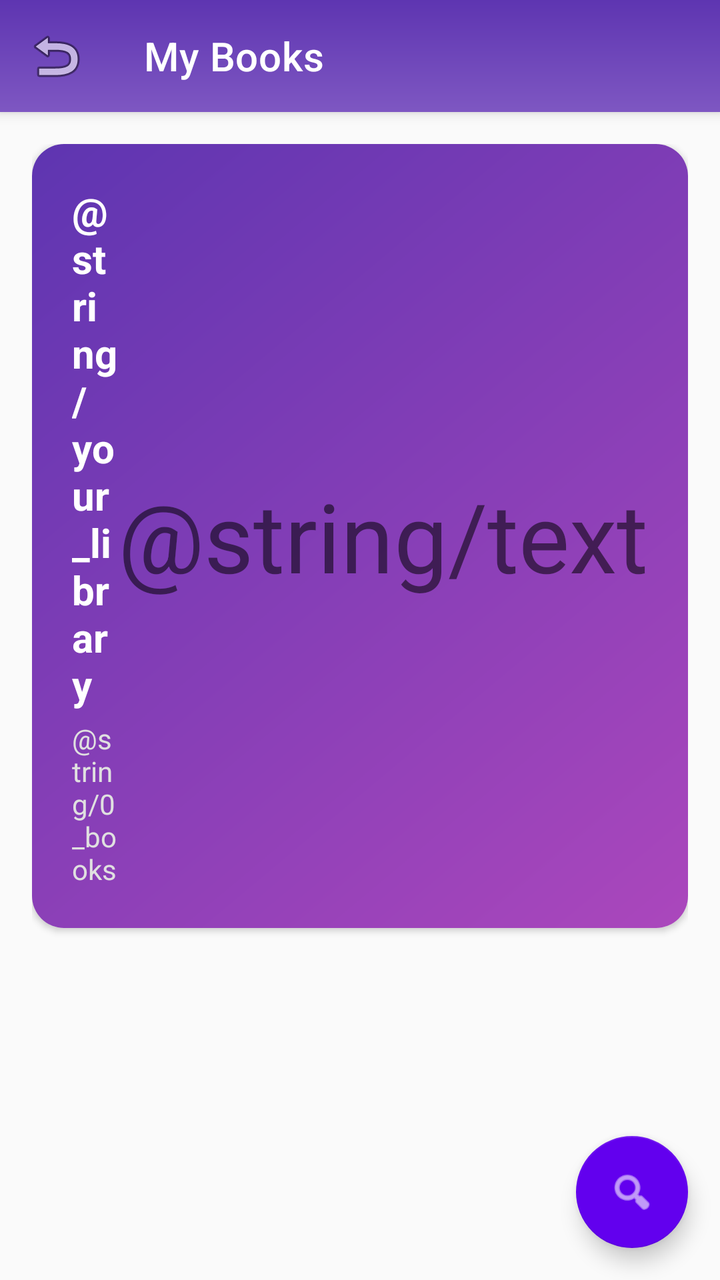
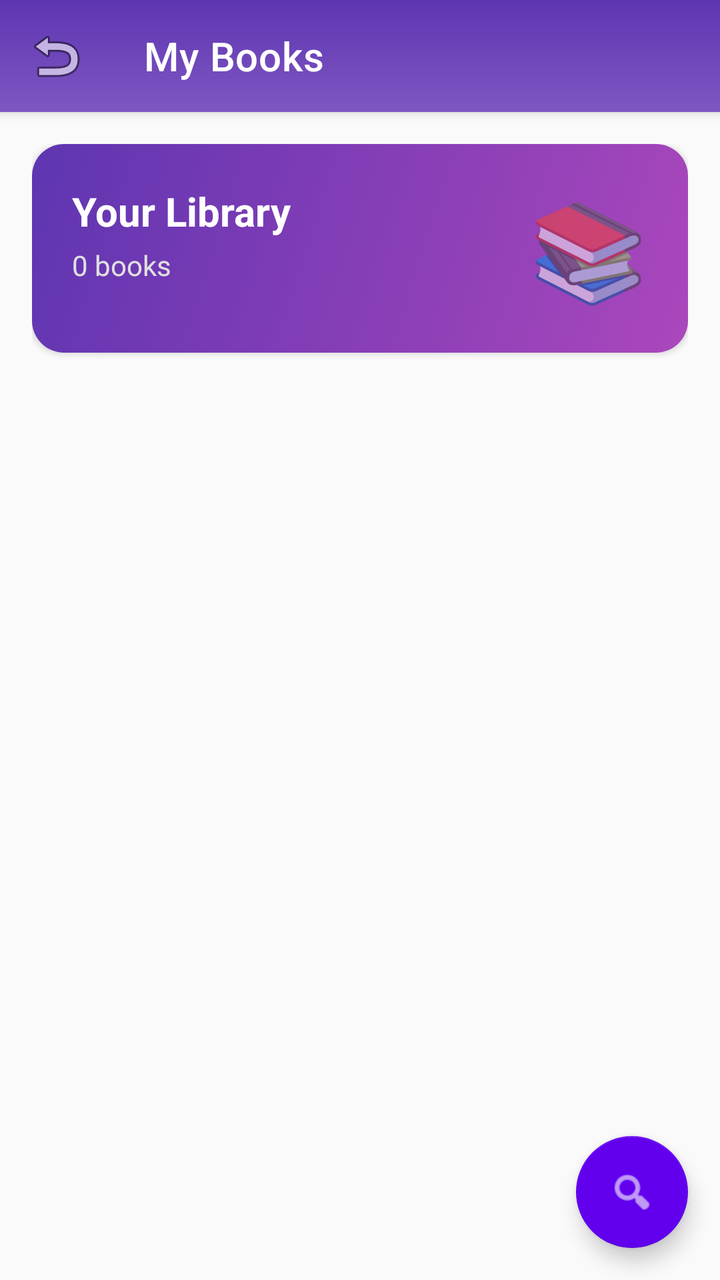

Two renders of the same Android screen: before a commit and after it. Below are the layout's source before the change and the commit's diff.
<!-- AndroidManifest.xml: application theme Theme.MyApplication -->
<!-- res/layout/activity_book_list.xml -->
<?xml version='1.0' encoding='utf-8'?>
<androidx.coordinatorlayout.widget.CoordinatorLayout xmlns:android="http://schemas.android.com/apk/res/android" xmlns:app="http://schemas.android.com/apk/res-auto" xmlns:tools="http://schemas.android.com/tools" android:layout_width="match_parent" android:layout_height="match_parent" android:background="#FAFAFA">

    
    <com.google.android.material.appbar.AppBarLayout android:layout_width="match_parent" android:layout_height="wrap_content" android:theme="@style/ThemeOverlay.AppCompat.Dark.ActionBar">

        <com.google.android.material.appbar.MaterialToolbar android:id="@+id/toolbar" android:layout_width="match_parent" android:layout_height="?attr/actionBarSize" android:background="@drawable/toolbar_gradient" app:title="My Books" app:titleTextColor="@android:color/white" app:navigationIcon="@android:drawable/ic_menu_revert" />

    </com.google.android.material.appbar.AppBarLayout>

    
    <androidx.core.widget.NestedScrollView android:layout_width="match_parent" android:layout_height="match_parent" app:layout_behavior="@string/appbar_scrolling_view_behavior">

        <LinearLayout android:layout_width="match_parent" android:layout_height="wrap_content" android:orientation="vertical" android:padding="16dp">

            
            <com.google.android.material.card.MaterialCardView android:layout_width="match_parent" android:layout_height="wrap_content" android:layout_marginBottom="16dp" app:cardCornerRadius="16dp" app:cardElevation="2dp">

                <LinearLayout android:layout_width="match_parent" android:layout_height="wrap_content" android:background="@drawable/card_gradient" android:orientation="vertical" android:padding="20dp">

                    <LinearLayout android:layout_width="match_parent" android:layout_height="wrap_content" android:orientation="horizontal">

                        <LinearLayout android:layout_width="0dp" android:layout_height="wrap_content" android:layout_weight="1" android:orientation="vertical">

                            <TextView android:layout_width="wrap_content" android:layout_height="wrap_content" android:text="@string/your_library" android:textColor="@android:color/white" android:textSize="20sp" android:textStyle="bold" />

                            <TextView android:id="@+id/tvBookCount" android:layout_width="wrap_content" android:layout_height="wrap_content" android:layout_marginTop="4dp" android:text="@string/0_books" android:textColor="#E0E0E0" android:textSize="14sp" />

                        </LinearLayout>

                        <TextView android:layout_width="wrap_content" android:layout_height="wrap_content" android:layout_gravity="center_vertical" android:text="@string/text" android:textSize="48sp" />

                    </LinearLayout>

                </LinearLayout>

            </com.google.android.material.card.MaterialCardView>

            
            <androidx.recyclerview.widget.RecyclerView android:id="@+id/recyclerViewBooks" android:layout_width="match_parent" android:layout_height="wrap_content" android:clipToPadding="false" android:nestedScrollingEnabled="false" tools:listitem="@layout/list_book_item" />

            
            <LinearLayout android:id="@+id/emptyStateLayout" android:layout_width="match_parent" android:layout_height="wrap_content" android:layout_marginTop="48dp" android:gravity="center" android:orientation="vertical" android:padding="32dp" android:visibility="gone">

                <com.google.android.material.card.MaterialCardView android:layout_width="120dp" android:layout_height="120dp" app:cardBackgroundColor="#E3F2FD" app:cardCornerRadius="60dp" app:cardElevation="0dp">

                    <TextView android:layout_width="match_parent" android:layout_height="match_parent" android:gravity="center" android:text="@string/text_1" android:textSize="64sp" />

                </com.google.android.material.card.MaterialCardView>

                <TextView android:id="@+id/tvEmptyState" android:layout_width="wrap_content" android:layout_height="wrap_content" android:layout_marginTop="24dp" android:text="@string/no_books_yet" android:textColor="#212121" android:textSize="20sp" android:textStyle="bold" />

                <TextView android:layout_width="wrap_content" android:layout_height="wrap_content" android:layout_marginTop="8dp" android:gravity="center" android:text="@string/start_adding_books_to_build_yo" android:textColor="#757575" android:textSize="14sp" />

                <com.google.android.material.button.MaterialButton android:id="@+id/btnAddFirst" android:layout_width="wrap_content" android:layout_height="wrap_content" android:layout_marginTop="24dp" android:text="@string/menu_search" app:cornerRadius="20dp" app:icon="@android:drawable/ic_menu_search" style="@style/Widget.MaterialComponents.Button" />

            </LinearLayout>

        </LinearLayout>

    </androidx.core.widget.NestedScrollView>

    
    <com.google.android.material.floatingactionbutton.FloatingActionButton android:id="@+id/fab_search" android:layout_width="wrap_content" android:layout_height="wrap_content" android:layout_gravity="bottom|end" android:layout_margin="16dp" android:contentDescription="Search Books" app:backgroundTint="@color/purple_500" app:srcCompat="@android:drawable/ic_menu_search" app:tint="@android:color/white" />

</androidx.coordinatorlayout.widget.CoordinatorLayout>
<!-- res/layout/list_book_item.xml (included above) -->
<?xml version='1.0' encoding='utf-8'?>
<com.google.android.material.card.MaterialCardView xmlns:android="http://schemas.android.com/apk/res/android" xmlns:app="http://schemas.android.com/apk/res-auto" android:layout_width="match_parent" android:layout_height="wrap_content" android:layout_marginBottom="12dp" app:cardCornerRadius="16dp" app:cardElevation="2dp" app:strokeColor="#E0E0E0" app:strokeWidth="1dp">

    <LinearLayout android:layout_width="match_parent" android:layout_height="wrap_content" android:orientation="horizontal" android:padding="16dp">

        
        <com.google.android.material.card.MaterialCardView android:layout_width="80dp" android:layout_height="110dp" app:cardCornerRadius="12dp" app:cardElevation="4dp">

            <ImageView android:id="@+id/ivBookCover" android:layout_width="match_parent" android:layout_height="match_parent" android:contentDescription="Book Cover" android:scaleType="centerCrop" android:src="@drawable/ic_launcher_background" />

        </com.google.android.material.card.MaterialCardView>

        
        <LinearLayout android:layout_width="0dp" android:layout_height="wrap_content" android:layout_marginStart="16dp" android:layout_weight="1" android:orientation="vertical">

            <TextView android:id="@+id/tvBookTitle" android:layout_width="match_parent" android:layout_height="wrap_content" android:ellipsize="end" android:fontFamily="sans-serif-medium" android:maxLines="2" android:text="@string/book_title" android:textColor="#212121" android:textSize="16sp" android:textStyle="bold" />

            
            <LinearLayout android:layout_width="match_parent" android:layout_height="wrap_content" android:layout_marginTop="8dp" android:orientation="horizontal">

                <com.google.android.material.chip.Chip android:id="@+id/chipSize" android:layout_width="wrap_content" android:layout_height="wrap_content" android:layout_marginEnd="8dp" android:text="@string/0_mb" android:textSize="11sp" app:chipBackgroundColor="#E3F2FD" app:chipCornerRadius="8dp" app:chipIcon="@drawable/stat_sys_download" app:chipIconSize="14dp" app:chipIconTint="#2196F3" app:chipMinHeight="28dp" app:chipStrokeWidth="0dp" app:textEndPadding="8dp" app:textStartPadding="4dp" />

                <com.google.android.material.chip.Chip android:id="@+id/chipDate" android:layout_width="wrap_content" android:layout_height="wrap_content" android:text="@string/jan_1_2024" android:textSize="11sp" app:chipBackgroundColor="#F3E5F5" app:chipCornerRadius="8dp" app:chipIcon="@drawable/ic_menu_recent_history" app:chipIconSize="14dp" app:chipIconTint="#9C27B0" app:chipMinHeight="28dp" app:chipStrokeWidth="0dp" app:textEndPadding="8dp" app:textStartPadding="4dp" />

            </LinearLayout>

            
            <LinearLayout android:layout_width="match_parent" android:layout_height="wrap_content" android:layout_marginTop="12dp" android:orientation="horizontal">

                <com.google.android.material.button.MaterialButton android:id="@+id/btnOpenBook" android:layout_width="0dp" android:layout_height="40dp" android:layout_marginEnd="4dp" android:layout_weight="1" android:text="@string/read" android:textSize="13sp" app:cornerRadius="10dp" app:icon="@drawable/ic_book" app:iconSize="16dp" app:iconGravity="textStart" style="@style/Widget.MaterialComponents.Button.OutlinedButton" />

                <com.google.android.material.button.MaterialButton android:id="@+id/btnFavorite" android:layout_width="40dp" android:layout_height="40dp" android:layout_marginEnd="4dp" android:insetLeft="0dp" android:insetTop="0dp" android:insetRight="0dp" android:insetBottom="0dp" android:padding="0dp" app:cornerRadius="10dp" app:icon="@drawable/ic_favorite_border" app:iconGravity="textStart" app:iconPadding="0dp" app:iconSize="20dp" app:iconTint="@android:color/darker_gray" style="@style/Widget.MaterialComponents.Button.TextButton" />

                <com.google.android.material.button.MaterialButton android:id="@+id/btnDeleteBook" android:layout_width="40dp" android:layout_height="40dp" android:insetLeft="0dp" android:insetTop="0dp" android:insetRight="0dp" android:insetBottom="0dp" android:padding="0dp" app:cornerRadius="10dp" app:icon="@drawable/ic_delete" app:iconGravity="textStart" app:iconPadding="0dp" app:iconSize="20dp" app:iconTint="#F44336" style="@style/Widget.MaterialComponents.Button.TextButton" />

            </LinearLayout>

        </LinearLayout>

    </LinearLayout>

</com.google.android.material.card.MaterialCardView>
<!-- resources referenced by this layout -->
<resources>
  <color name="purple_500">#FF6200EE</color>
  <!-- drawable card_gradient (drawable) -->
  <?xml version="1.0" encoding="utf-8"?>
  <shape xmlns:android="http://schemas.android.com/apk/res/android"
      android:shape="rectangle">
      <gradient
          android:angle="135"
          android:endColor="@color/card_gradient_end"
          android:startColor="@color/card_gradient_start"
          android:type="linear" />
  </shape>
  <!-- drawable ic_book (drawable) -->
  <?xml version="1.0" encoding="utf-8"?>
  <vector xmlns:android="http://schemas.android.com/apk/res/android"
      android:width="24dp"
      android:height="24dp"
      android:viewportWidth="24"
      android:viewportHeight="24">
      <path
          android:fillColor="@color/icon_fill"
          android:pathData="M18,2H6c-1.1,0 -2,0.9 -2,2v16c0,1.1 0.9,2 2,2h12c1.1,0 2,-0.9 2,-2V4c0,-1.1 -0.9,-2 -2,-2zM6,4h5v8l-2.5,-1.5L6,12V4z"/>
  </vector>
  <!-- drawable ic_delete (drawable) -->
  <?xml version="1.0" encoding="utf-8"?>
  <vector xmlns:android="http://schemas.android.com/apk/res/android"
      android:width="24dp"
      android:height="24dp"
      android:viewportWidth="24"
      android:viewportHeight="24">
      <path
          android:fillColor="@color/icon_fill"
          android:pathData="M6,19c0,1.1 0.9,2 2,2h8c1.1,0 2,-0.9 2,-2V7H6v12zM19,4h-3.5l-1,-1h-5l-1,1H5v2h14V4z"/>
  </vector>
  <!-- drawable stat_sys_download (drawable) -->
  <?xml version="1.0" encoding="utf-8"?>
  <vector xmlns:android="http://schemas.android.com/apk/res/android"
      android:width="24dp"
      android:height="24dp"
      android:viewportWidth="24"
      android:viewportHeight="24">
      <path
          android:fillColor="@color/download_icon_fill"
          android:pathData="M19,9h-4V3H9v6H5l7,7 7,-7zM5,18v2h14v-2H5z"/>
  </vector>
  <!-- drawable toolbar_gradient (drawable) -->
  <?xml version="1.0" encoding="utf-8"?>
  <shape xmlns:android="http://schemas.android.com/apk/res/android"
      android:shape="rectangle">
      <gradient
          android:angle="90"
          android:endColor="@color/toolbar_end"
          android:startColor="@color/toolbar_start"
          android:type="linear" />
  </shape>
  <string name="0_books">0 books</string>
  <string name="0_mb">0 MB</string>
  <string name="book_title">Book Title</string>
  <string name="jan_1_2024">Jan 1, 2024</string>
  <string name="menu_search">Search Books</string>
  <string name="no_books_yet">No books yet</string>
  <string name="read">Read</string>
  <string name="start_adding_books_to_build_yo">Start adding books to build your library</string>
  <string name="text">📚</string>
  <string name="text_1">📖</string>
  <string name="your_library">Your Library</string>
  <style name="Theme.MyApplication" parent="Theme.MaterialComponents.Light.NoActionBar">
          
          <item name="colorPrimary">@color/purple_500</item>
          <item name="colorPrimaryVariant">@color/purple_700</item>
          <item name="colorOnPrimary">@color/white</item>
          
          <item name="colorSecondary">@color/teal_200</item>
          <item name="colorSecondaryVariant">@color/teal_700</item>
          <item name="colorOnSecondary">@color/black</item>
          
          <item name="android:statusBarColor">?attr/colorPrimaryVariant</item>
          
      </style>
  <color name="card_gradient_end">#5E35B1</color>
  <color name="card_gradient_start">#AB47BC</color>
  <color name="icon_fill">#000000</color>
  <color name="download_icon_fill">#000000</color>
  <color name="toolbar_end">#5E35B1</color>
  <color name="toolbar_start">#7E57C2</color>
  <color name="purple_700">#FF3700B3</color>
  <color name="white">#FFFFFFFF</color>
  <color name="teal_200">#FF03DAC5</color>
  <color name="teal_700">#FF018786</color>
  <color name="black">#FF000000</color>
  <!-- unchanged entries left out for length: 3 -->
</resources>

<!-- the commit's change to res/layout/activity_book_list.xml (unified diff, before → after) -->
@@ -24,7 +24,7 @@
 
                             <TextView android:layout_width="wrap_content" android:layout_height="wrap_content" android:text="@string/your_library" android:textColor="@android:color/white" android:textSize="20sp" android:textStyle="bold" />
 
-                            <TextView android:id="@+id/tvBookCount" android:layout_width="wrap_content" android:layout_height="wrap_content" android:layout_marginTop="4dp" android:text="@string/0_books" android:textColor="#E0E0E0" android:textSize="14sp" />
+                            <TextView android:id="@+id/tvBookCount" android:layout_width="wrap_content" android:layout_height="wrap_content" android:layout_marginTop="4dp" android:text="@string/a0_books" android:textColor="#E0E0E0" android:textSize="14sp" />
 
                         </LinearLayout>
 
@@ -85,7 +85,7 @@
             
             <LinearLayout android:layout_width="match_parent" android:layout_height="wrap_content" android:layout_marginTop="8dp" android:orientation="horizontal">
 
-                <com.google.android.material.chip.Chip android:id="@+id/chipSize" android:layout_width="wrap_content" android:layout_height="wrap_content" android:layout_marginEnd="8dp" android:text="@string/0_mb" android:textSize="11sp" app:chipBackgroundColor="#E3F2FD" app:chipCornerRadius="8dp" app:chipIcon="@drawable/stat_sys_download" app:chipIconSize="14dp" app:chipIconTint="#2196F3" app:chipMinHeight="28dp" app:chipStrokeWidth="0dp" app:textEndPadding="8dp" app:textStartPadding="4dp" />
+                <com.google.android.material.chip.Chip android:id="@+id/chipSize" android:layout_width="wrap_content" android:layout_height="wrap_content" android:layout_marginEnd="8dp" android:text="@string/a0_mb" android:textSize="11sp" app:chipBackgroundColor="#E3F2FD" app:chipCornerRadius="8dp" app:chipIcon="@drawable/stat_sys_download" app:chipIconSize="14dp" app:chipIconTint="#2196F3" app:chipMinHeight="28dp" app:chipStrokeWidth="0dp" app:textEndPadding="8dp" app:textStartPadding="4dp" />
 
                 <com.google.android.material.chip.Chip android:id="@+id/chipDate" android:layout_width="wrap_content" android:layout_height="wrap_content" android:text="@string/jan_1_2024" android:textSize="11sp" app:chipBackgroundColor="#F3E5F5" app:chipCornerRadius="8dp" app:chipIcon="@drawable/ic_menu_recent_history" app:chipIconSize="14dp" app:chipIconTint="#9C27B0" app:chipMinHeight="28dp" app:chipStrokeWidth="0dp" app:textEndPadding="8dp" app:textStartPadding="4dp" />
 
<!-- resource entries referenced after the edit -->
@@ -54,8 +54,8 @@
           android:startColor="@color/toolbar_start"
           android:type="linear" />
   </shape>
-  <string name="0_books">0 books</string>
-  <string name="0_mb">0 MB</string>
+  <string name="a0_books">0 books</string>
+  <string name="a0_mb">0 MB</string>
   <string name="book_title">Book Title</string>
   <string name="jan_1_2024">Jan 1, 2024</string>
   <string name="menu_search">Search Books</string>
